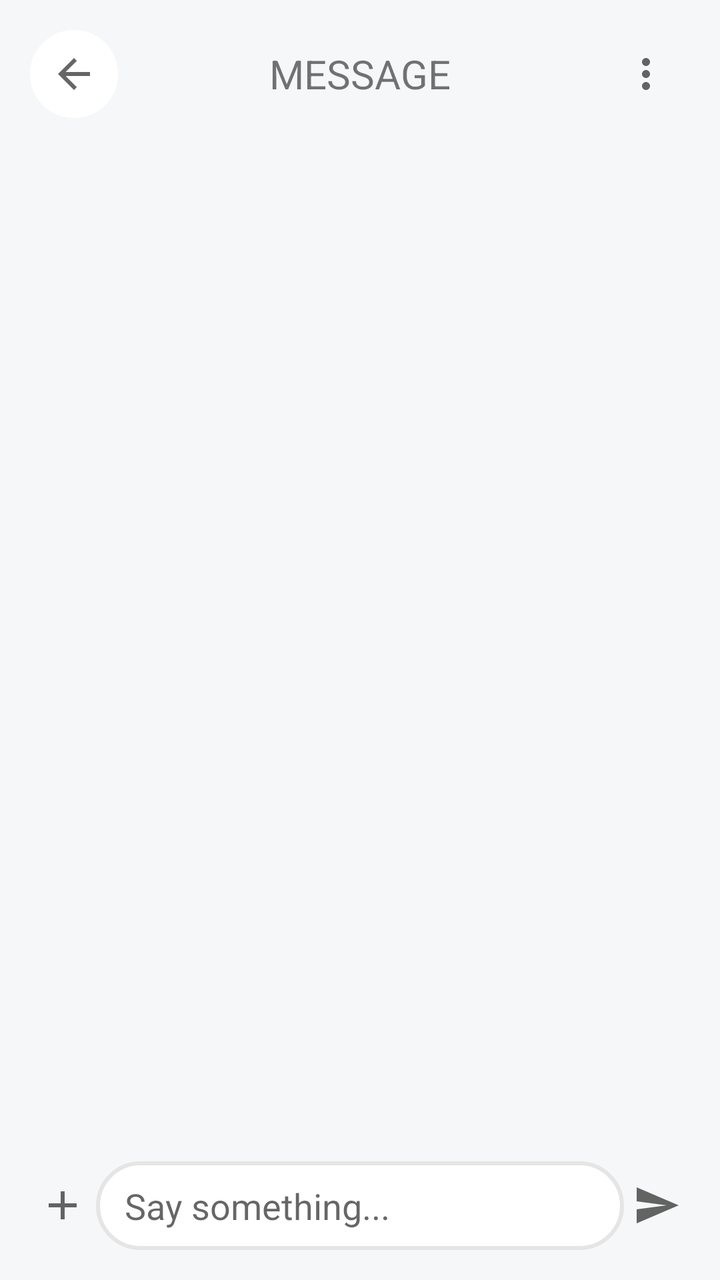
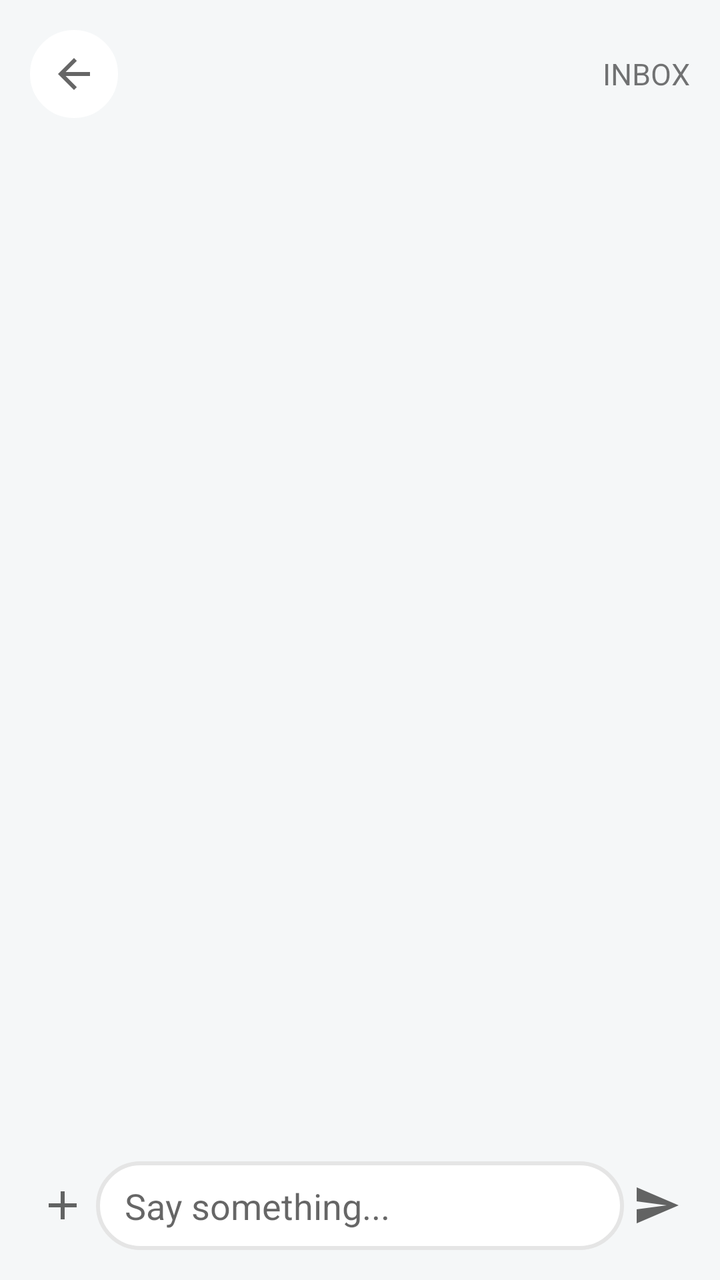

The first picture is an Android layout as it rendered before a commit; the second is the same layout after the commit. The layout source and the unified diff follow.
<!-- AndroidManifest.xml: application theme AppTheme -->
<!-- res/layout/fragment_message.xml -->
<?xml version="1.0" encoding="utf-8"?>
<RelativeLayout xmlns:android="http://schemas.android.com/apk/res/android" xmlns:app="http://schemas.android.com/apk/res-auto"
    xmlns:tools="http://schemas.android.com/tools"
    android:id="@+id/root_view"
    android:padding="15dp"
    android:background="@color/colorBackgroundGrey"
    android:layout_width="match_parent"
    android:layout_height="match_parent"
    tools:context=".views.fragments.MessageFragment">

    <LinearLayout
        android:orientation="vertical"
        android:layout_marginBottom="50dp"
        android:layout_width="match_parent"
        android:layout_height="match_parent">
        <RelativeLayout
            android:layout_marginBottom="10dp"
            android:layout_width="match_parent"
            android:layout_height="wrap_content">
            <ImageButton
                android:id="@+id/back_button"
                android:src="@drawable/ic_baseline_arrow_back_24"
                android:backgroundTint="@color/colorWhite"
                android:background="@drawable/shape_radius_100_pad_10_stroke_grey_bg_white"
                android:layout_width="wrap_content"
                android:layout_height="wrap_content"/>
            <TextView
                android:layout_centerInParent="true"
                android:text="Message"
                android:textSize="20sp"
                android:textAllCaps="true"
                android:layout_width="wrap_content"
                android:layout_height="wrap_content"/>
            <ImageButton
                android:id="@+id/item_share"
                android:layout_alignParentEnd="true"
                android:scaleType="fitCenter"
                android:adjustViewBounds="true"
                android:src="@drawable/ic_baseline_more_vert_24"
                android:backgroundTint="@android:color/transparent"
                android:background="@drawable/shape_radius_100_pad_10_stroke_grey_bg_white"
                android:layout_width="wrap_content"
                android:layout_height="wrap_content" />
        </RelativeLayout>

        <androidx.recyclerview.widget.RecyclerView
            android:id="@+id/items_recycler_view"
            tools:listitem="@layout/item_message"
            android:layout_width="match_parent"
            android:layout_height="match_parent"/>
    </LinearLayout>

    <LinearLayout
        android:orientation="vertical"
        android:layout_alignParentBottom="true"
        android:layout_width="match_parent"
        android:layout_height="wrap_content">
        <androidx.recyclerview.widget.RecyclerView
            android:id="@+id/items_attach_recycler_view"
            tools:listitem="@layout/item_attach_photo"
            app:layoutManager="androidx.recyclerview.widget.StaggeredGridLayoutManager"
            app:spanCount="4"
            android:layout_width="wrap_content"
            android:layout_height="100dp" />
        <LinearLayout
            android:gravity="center_vertical"
            android:orientation="horizontal"
            android:weightSum="100"
            android:layout_width="match_parent"
            android:layout_height="wrap_content">
            <RelativeLayout
                android:layout_weight="10"
                android:layout_width="0dp"
                android:layout_height="wrap_content">
                <ImageButton
                    android:id="@+id/attach_button"
                    android:layout_centerInParent="true"
                    android:background="@drawable/ic_baseline_add_24"
                    android:layout_width="wrap_content"
                    android:layout_height="wrap_content"/>
            </RelativeLayout>
            <LinearLayout
                android:layout_weight="80"
                android:layout_width="0dp"
                android:layout_height="wrap_content">
                <EditText
                    android:id="@+id/sent_chat_text"
                    android:maxLength="250"
                    android:maxEms="250"
                    android:hint=" Say something..."
                    android:background="@drawable/shape_radius_100_pad_10_stroke_grey_bg_white"
                    android:layout_width="match_parent"
                    android:layout_height="wrap_content"/>
            </LinearLayout>
            <LinearLayout
                android:gravity="center"
                android:layout_weight="10"
                android:layout_width="0dp"
                android:layout_height="wrap_content">
                <ImageButton
                    android:id="@+id/send_button"
                    android:background="@drawable/ic_baseline_send_24"
                    android:layout_width="wrap_content"
                    android:layout_height="wrap_content"/>
            </LinearLayout>
        </LinearLayout>
    </LinearLayout>


</RelativeLayout>
<!-- res/layout/item_message.xml (included above) -->
<?xml version="1.0" encoding="utf-8"?>
<LinearLayout xmlns:android="http://schemas.android.com/apk/res/android"
    xmlns:app="http://schemas.android.com/apk/res-auto"
    xmlns:tools="http://schemas.android.com/tools"
    android:orientation="vertical"
    android:layout_marginBottom="5dp"
    android:layout_width="match_parent"
    android:layout_height="wrap_content">

    <RelativeLayout
        android:id="@+id/item_receiver_layout"
        android:layout_marginBottom="10dp"
        android:layout_width="match_parent"
        android:layout_height="wrap_content"
        tools:ignore="UselessParent">
        <de.hdodenhof.circleimageview.CircleImageView
            android:id="@+id/item_receiver_image"
            android:layout_width="40dp"
            android:layout_height="40dp"
            android:layout_marginEnd="10dp"
            android:src="@drawable/ic_baseline_person_24"
            app:civ_border_width="2dp"
            app:civ_border_color="@color/colorWhite"
            tools:ignore="VectorDrawableCompat" />
        <LinearLayout
            android:orientation="vertical"
            android:layout_toEndOf="@+id/item_receiver_image"
            android:layout_width="match_parent"
            android:layout_height="wrap_content"
            tools:ignore="UseCompoundDrawables">
            <TextView
                android:id="@+id/item_receiver_text"
                android:layout_marginBottom="10dp"
                android:text="Nothing is written here"
                android:background="@drawable/shape_radius_100_pad_10_stroke_grey_bg_white"
                android:layout_width="wrap_content"
                android:layout_height="wrap_content"/>
            <androidx.recyclerview.widget.RecyclerView
                android:id="@+id/item_receiver_recycler_view"
                tools:listitem="@layout/item_attach_photo"
                app:layoutManager="androidx.recyclerview.widget.StaggeredGridLayoutManager"
                app:spanCount="4"
                android:layout_width="wrap_content"
                android:layout_height="wrap_content" />
        </LinearLayout>
    </RelativeLayout>

    <RelativeLayout
        android:id="@+id/item_sender_layout"
        android:layout_marginBottom="10dp"
        android:layout_width="match_parent"
        android:layout_height="wrap_content"
        tools:ignore="UselessParent">
        <de.hdodenhof.circleimageview.CircleImageView
            android:id="@+id/item_sender_image"
            android:layout_alignParentEnd="true"
            android:layout_width="40dp"
            android:layout_height="40dp"
            android:layout_marginStart="10dp"
            android:src="@drawable/ic_baseline_person_24"
            app:civ_border_width="2dp"
            app:civ_border_color="@color/colorWhite"
            tools:ignore="VectorDrawableCompat" />
        <LinearLayout
            android:orientation="vertical"
            android:layout_toStartOf="@+id/item_sender_image"
            android:layout_width="wrap_content"
            android:layout_height="wrap_content"
            tools:ignore="UseCompoundDrawables">
            <TextView
                android:id="@+id/item_sender_text"
                android:layout_marginBottom="10dp"
                android:textAlignment="textEnd"
                android:layout_gravity="end"
                android:text="Nothing is written here"
                android:background="@drawable/shape_radius_100_pad_10_stroke_grey_bg_white"
                android:layout_width="wrap_content"
                android:layout_height="wrap_content"/>
            <androidx.recyclerview.widget.RecyclerView
                android:id="@+id/item_sender_recycler_view"
                tools:listitem="@layout/item_attach_photo"
                app:layoutManager="androidx.recyclerview.widget.StaggeredGridLayoutManager"
                app:spanCount="4"
                android:layout_width="wrap_content"
                android:layout_height="wrap_content" />
        </LinearLayout>
    </RelativeLayout>
</LinearLayout>
<!-- res/layout/item_attach_photo.xml (included above) -->
<?xml version="1.0" encoding="utf-8"?>
<LinearLayout xmlns:android="http://schemas.android.com/apk/res/android" xmlns:app="http://schemas.android.com/apk/res-auto"
    android:id="@+id/item_layout"
    android:gravity="center"
    android:orientation="vertical"
    android:layout_width="match_parent"
    android:layout_height="90dp">

    <ImageView
        android:id="@+id/item_image"
        android:src="@drawable/ic_add_photo"
        android:layout_width="wrap_content"
        android:layout_height="wrap_content"/>

</LinearLayout>
<!-- resources referenced by this layout -->
<resources>
  <color name="colorBackgroundGrey">#F5F7F8</color>
  <color name="colorWhite">#FFFFFF</color>
  <!-- drawable ic_baseline_add_24 (drawable) -->
  <vector xmlns:android="http://schemas.android.com/apk/res/android"
      android:width="24dp"
      android:height="24dp"
      android:viewportWidth="24"
      android:viewportHeight="24"
      android:tint="?attr/colorControlNormal">
    <path
        android:fillColor="@android:color/white"
        android:pathData="M19,13h-6v6h-2v-6H5v-2h6V5h2v6h6v2z"/>
  </vector>
  <!-- drawable ic_baseline_arrow_back_24 (drawable) -->
  <vector xmlns:android="http://schemas.android.com/apk/res/android"
      android:width="24dp"
      android:height="24dp"
      android:viewportWidth="24"
      android:viewportHeight="24"
      android:tint="?attr/colorControlNormal">
    <path
        android:fillColor="@android:color/white"
        android:pathData="M20,11H7.83l5.59,-5.59L12,4l-8,8 8,8 1.41,-1.41L7.83,13H20v-2z"/>
  </vector>
  <!-- drawable ic_baseline_more_vert_24 (drawable) -->
  <vector xmlns:android="http://schemas.android.com/apk/res/android"
      android:width="24dp"
      android:height="24dp"
      android:viewportWidth="24"
      android:viewportHeight="24"
      android:tint="?attr/colorControlNormal">
    <path
        android:fillColor="@android:color/white"
        android:pathData="M12,8c1.1,0 2,-0.9 2,-2s-0.9,-2 -2,-2 -2,0.9 -2,2 0.9,2 2,2zM12,10c-1.1,0 -2,0.9 -2,2s0.9,2 2,2 2,-0.9 2,-2 -0.9,-2 -2,-2zM12,16c-1.1,0 -2,0.9 -2,2s0.9,2 2,2 2,-0.9 2,-2 -0.9,-2 -2,-2z"/>
  </vector>
  <!-- drawable ic_baseline_person_24 (drawable) -->
  <vector xmlns:android="http://schemas.android.com/apk/res/android"
      android:width="24dp"
      android:height="24dp"
      android:viewportWidth="24"
      android:viewportHeight="24"
      android:tint="?attr/colorControlNormal">
    <path
        android:fillColor="@android:color/white"
        android:pathData="M12,12c2.21,0 4,-1.79 4,-4s-1.79,-4 -4,-4 -4,1.79 -4,4 1.79,4 4,4zM12,14c-2.67,0 -8,1.34 -8,4v2h16v-2c0,-2.66 -5.33,-4 -8,-4z"/>
  </vector>
  <!-- drawable ic_baseline_send_24 (drawable) -->
  <vector xmlns:android="http://schemas.android.com/apk/res/android"
      android:width="24dp"
      android:height="24dp"
      android:viewportWidth="24"
      android:viewportHeight="24"
      android:tint="?attr/colorControlNormal"
      android:autoMirrored="true">
    <path
        android:fillColor="@android:color/white"
        android:pathData="M2.01,21L23,12 2.01,3 2,10l15,2 -15,2z"/>
  </vector>
  <!-- drawable shape_radius_100_pad_10_stroke_grey_bg_white (drawable) -->
  <?xml version="1.0" encoding="utf-8"?>
  <shape xmlns:android="http://schemas.android.com/apk/res/android">
      
      <solid android:color="@color/colorWhite" />
      <stroke android:width="2dp" android:color="#e5e5e5" />
      <padding android:left="10dp" android:top="10dp" android:right="10dp" android:bottom="10dp"/>
      <corners android:radius="100dp"/>
  </shape>
  <style name="AppTheme" parent="Theme.MaterialComponents.DayNight.NoActionBar">
          
          
          <item name="colorPrimary">@color/colorPrimary</item>
          <item name="colorPrimaryDark">@color/colorPrimaryDark</item>
          <item name="colorAccent">@color/colorAccent</item>
      </style>
  <color name="colorPrimary">#B01030</color>
  <color name="colorPrimaryDark">#530918</color>
  <color name="colorAccent">#450D18</color>
  <!-- unchanged entries left out for length: 1 -->
</resources>

<!-- the commit's change to res/layout/fragment_message.xml (unified diff, before → after) -->
@@ -1,37 +1,38 @@
 <?xml version="1.0" encoding="utf-8"?>
-<RelativeLayout xmlns:android="http://schemas.android.com/apk/res/android" xmlns:app="http://schemas.android.com/apk/res-auto"
-    xmlns:tools="http://schemas.android.com/tools"
+<RelativeLayout xmlns:android="http://schemas.android.com/apk/res/android"
+    xmlns:tools="http://schemas.android.com/tools" xmlns:app="http://schemas.android.com/apk/res-auto"
     android:id="@+id/root_view"
-    android:padding="15dp"
     android:background="@color/colorBackgroundGrey"
     android:layout_width="match_parent"
     android:layout_height="match_parent"
-    tools:context=".views.fragments.MessageFragment">
+    tools:context=".views.fragments.InboxFragment">
 
     <LinearLayout
+        android:padding="15dp"
         android:orientation="vertical"
-        android:layout_marginBottom="50dp"
-        android:layout_width="match_parent"
-        android:layout_height="match_parent">
+        android:layout_width="match_parent"
+        android:layout_height="wrap_content">
         <RelativeLayout
-            android:layout_marginBottom="10dp"
+            android:layout_marginBottom="15dp"
             android:layout_width="match_parent"
             android:layout_height="wrap_content">
             <ImageButton
                 android:id="@+id/back_button"
                 android:src="@drawable/ic_baseline_arrow_back_24"
-                android:backgroundTint="@color/colorWhite"
+                app:backgroundTint="@color/colorWhite"
                 android:background="@drawable/shape_radius_100_pad_10_stroke_grey_bg_white"
                 android:layout_width="wrap_content"
                 android:layout_height="wrap_content"/>
             <TextView
+                android:text="Inbox"
+                android:textSize="15sp"
+                android:textAllCaps="true"
                 android:layout_centerInParent="true"
-                android:text="Message"
-                android:textSize="20sp"
-                android:textAllCaps="true"
+                android:layout_alignParentEnd="true"
                 android:layout_width="wrap_content"
                 android:layout_height="wrap_content"/>
             <ImageButton
+                android:visibility="gone"
                 android:id="@+id/item_share"
                 android:layout_alignParentEnd="true"
                 android:scaleType="fitCenter"
@@ -51,6 +52,7 @@
     </LinearLayout>
 
     <LinearLayout
+        android:padding="15dp"
         android:orientation="vertical"
         android:layout_alignParentBottom="true"
         android:layout_width="match_parent"
@@ -106,6 +108,15 @@
         </LinearLayout>
     </LinearLayout>
 
+    <ProgressBar
+        android:id="@+id/progress_bar"
+        android:layout_centerInParent="true"
+        android:layout_width="wrap_content"
+        android:layout_height="wrap_content"
+        android:layout_gravity="center"
+        android:indeterminate="true"
+        style="?android:attr/progressBarStyleLarge"
+        android:visibility="invisible" />
 
 </RelativeLayout>
 <!-- res/layout/item_message.xml (included above) -->
